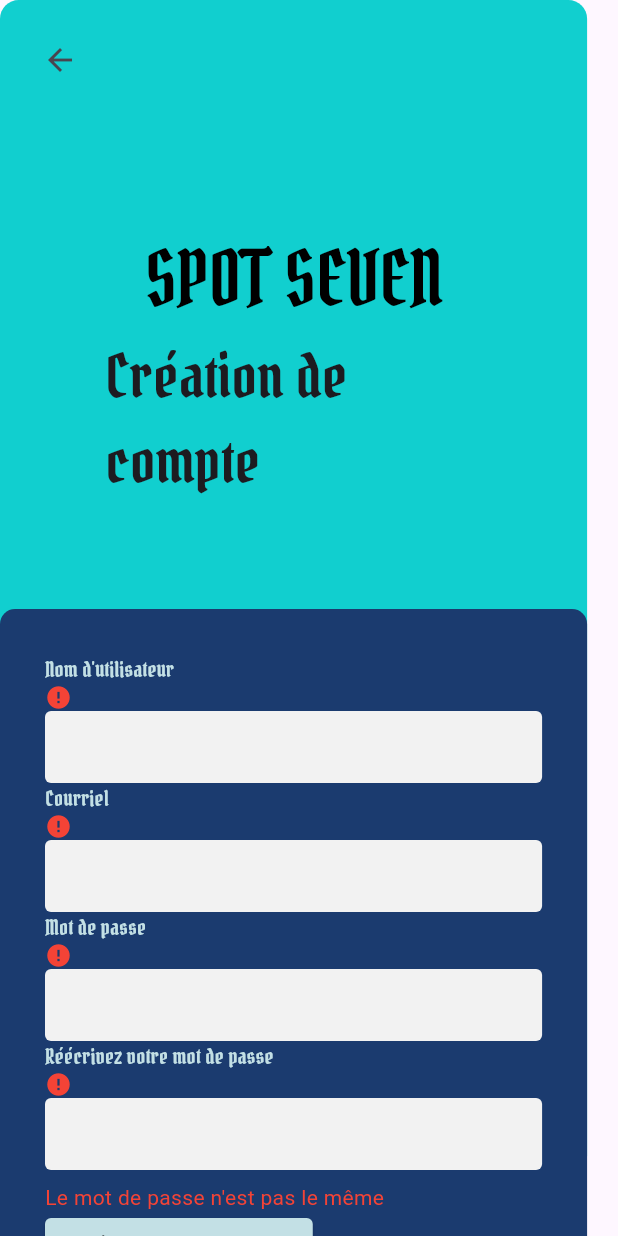
After one commit to MurielleMardenli200/FindTheDifferenceGame, a Flutter app: the screen it shows after launch, after a tap on "SE CRÉER UN COMPTE", on a phone screen of 412 x 824 dp. The commit adds this screen. Run offline on Flutter 3.47's test engine with Material 3 defaults, Android fonts, the phone set to English and light mode, and no system bars.

Commit message:
account creation view for android tablet in the works (validators not implemented well yet)

```diff
--- a/client_leger/lib/main.dart
+++ b/client_leger/lib/main.dart
@@ -1,4 +1,5 @@
-import 'package:client_leger/login.dart';
+import 'package:client_leger/pages/account_creation.dart';
+import 'package:client_leger/pages/login.dart';
 import 'package:flutter/material.dart';
 
 void main() {
@@ -17,6 +18,7 @@ class MainApp extends StatelessWidget {
       ),
       routes: {
         '/login': (context) => const LoginPage(),
+        '/account-creation': (context) => const AccountCreationPage(),
       },
       home: const LoginPage(),
     );
--- /dev/null
+++ b/client_leger/lib/pages/account_creation.dart
@@ -0,0 +1,180 @@
+import 'package:flutter/material.dart';
+
+class AccountCreationPage extends StatefulWidget {
+  const AccountCreationPage({super.key});
+
+  @override
+  // ignore: library_private_types_in_public_api
+  _AccountCreationPageState createState() => _AccountCreationPageState();
+}
+
+class _AccountCreationPageState extends State<AccountCreationPage> {
+  final GlobalKey<FormState> accountCreationPageFormKey =
+      GlobalKey<FormState>();
+  final TextEditingController usernameController = TextEditingController();
+  final TextEditingController emailController = TextEditingController();
+  final TextEditingController passwordController = TextEditingController();
+  final TextEditingController passwordConfirmationController =
+      TextEditingController();
+
+  @override
+  Widget build(BuildContext context) {
+    return Scaffold(
+      body: Container(
+        height: MediaQuery.of(context).size.height * 0.95,
+        width: MediaQuery.of(context).size.width * 0.95,
+        decoration: BoxDecoration(
+          borderRadius: BorderRadius.circular(12.5),
+          color: const Color(0xFF11cfcf),
+        ),
+        child: Column(
+          mainAxisAlignment: MainAxisAlignment.spaceBetween,
+          children: [
+            Container(
+              padding: const EdgeInsets.all(16.0),
+              child: Row(
+                children: [
+                  IconButton(
+                    icon: const Icon(Icons.arrow_back),
+                    onPressed: () {
+                      Navigator.pop(context); // Navigate back to the login page
+                    },
+                  ),
+                ],
+              ),
+            ),
+            Container(
+              margin: const EdgeInsets.all(70.0),
+              child: const Column(
+                mainAxisAlignment: MainAxisAlignment.center,
+                children: [
+                  Text(
+                    "SPOT SEVEN",
+                    style: TextStyle(
+                      fontSize: 50.0,
+                      color: Colors.black,
+                      fontFamily: 'Pirata',
+                    ),
+                  ),
+                  Text(
+                    "Création de compte",
+                    style: TextStyle(
+                      fontSize: 40.0,
+                      fontFamily: 'Pirata',
+                    ),
+                  ),
+                ],
+              ),
+            ),
+            Container(
+              padding: const EdgeInsets.all(30.0),
+              decoration: BoxDecoration(
+                color: const Color(0xFF1b3b6f),
+                borderRadius: BorderRadius.circular(10.0),
+              ),
+              child: Form(
+                key: accountCreationPageFormKey,
+                child: Column(
+                  crossAxisAlignment: CrossAxisAlignment.start,
+                  children: [
+                    buildLabel("Nom d'utilisateur", "username"),
+                    buildTextField(usernameController, 'text', 'username'),
+                    buildLabel("Courriel", "email"),
+                    buildTextField(emailController, 'text', 'email'),
+                    buildLabel("Mot de passe", "password"),
+                    buildTextField(passwordController, 'password', 'password'),
+                    buildLabel("Réécrivez votre mot de passe",
+                        "password confirmation"),
+                    buildTextField(passwordConfirmationController, 'password',
+                        'password-confirmation'),
+                    const Padding(
+                      padding: EdgeInsets.only(top: 8.0),
+                      child: Text(
+                        "Le mot de passe n'est pas le même",
+                        style: TextStyle(color: Colors.red),
+                      ),
+                    ),
+                    ElevatedButton(
+                      onPressed: () {
+                        if (accountCreationPageFormKey.currentState
+                                ?.validate() ??
+                            false) {
+                          // TODO: handle account creation
+                        }
+                      },
+                      style: ElevatedButton.styleFrom(
+                        backgroundColor: const Color(0xFFC3E0E5),
+                        shape: RoundedRectangleBorder(
+                          borderRadius: BorderRadius.circular(4.0),
+                        ),
+                      ),
+                      child: const Text(
+                        "CRÉER UN NOUVEAU COMPTE",
+                        style: TextStyle(
+                            fontSize: 14.0,
+                            fontFamily: 'Pirata',
+                            color: Colors.black),
+                      ),
+                    ),
+                  ],
+                ),
+              ),
+            ),
+          ],
+        ),
+      ),
+    );
+  }
+
+  Widget buildLabel(String text, String htmlFor) {
+    return Column(
+      crossAxisAlignment: CrossAxisAlignment.start,
+      children: [
+        Text(
+          text,
+          style: const TextStyle(
+            fontSize: 14.0,
+            fontFamily: 'Pirata',
+            color: Color(0xFFC3E0E5),
+          ),
+        ),
+        const Row(
+          children: [
+            Icon(
+              Icons.error,
+              color: Colors.red,
+              size: 18.0,
+            ),
+            SizedBox(width: 5.0),
+          ],
+        ),
+      ],
+    );
+  }
+
+  Widget buildTextField(TextEditingController controller, String inputType,
+      String formControlName) {
+    return TextFormField(
+      controller: controller,
+      keyboardType: inputType == 'text'
+          ? TextInputType.text
+          : TextInputType.visiblePassword,
+      obscureText: inputType == 'password',
+      decoration: InputDecoration(
+        filled: true,
+        fillColor: const Color(0xFFf2f2f2),
+        contentPadding: const EdgeInsets.all(10.0),
+        border: OutlineInputBorder(
+          borderRadius: BorderRadius.circular(4.0),
+          borderSide: BorderSide.none,
+        ),
+      ),
+      validator: (value) {
+        if (value == null || value.isEmpty) {
+          return 'Veuillez entrer une valeur';
+        }
+        return null;
+      },
+    );
+  }
+}
--- a/client_leger/lib/login.dart
+++ b/client_leger/lib/pages/login.dart
@@ -1,3 +1,4 @@
+import 'package:client_leger/pages/account_creation.dart';
 import 'package:flutter/material.dart';
 
 class LoginPage extends StatefulWidget {
@@ -158,6 +159,28 @@ class _LoginPageState extends State<LoginPage> {
                       // TODO: add Google Sign-In button
                     ],
                   ),
+                  ElevatedButton(
+                    onPressed: () {
+                      Navigator.push(
+                        context,
+                        MaterialPageRoute(
+                            builder: (context) => const AccountCreationPage()),
+                      );
+                    },
+                    style: ElevatedButton.styleFrom(
+                      backgroundColor: const Color(0xFFC3E0E5),
+                      shape: RoundedRectangleBorder(
+                        borderRadius: BorderRadius.circular(4.0),
+                      ),
+                    ),
+                    child: const Text(
+                      "SE CRÉER UN COMPTE",
+                      style: TextStyle(
+                          fontSize: 14.0,
+                          fontFamily: 'Pirata',
+                          color: Colors.black),
+                    ),
+                  ),
                 ],
               ),
             ),
--- /dev/null
+++ b/client_leger/lib/validators/no_white_space.dart
@@ -0,0 +1,6 @@
+String? noWhiteSpaceValidator(String? value, String fieldName) {
+  if (value == null || value.isEmpty) {
+    return 'Veuillez entrer votre $fieldName.';
+  }
+  return null;
+}
```
Also changed, not shown: 4 other files.
